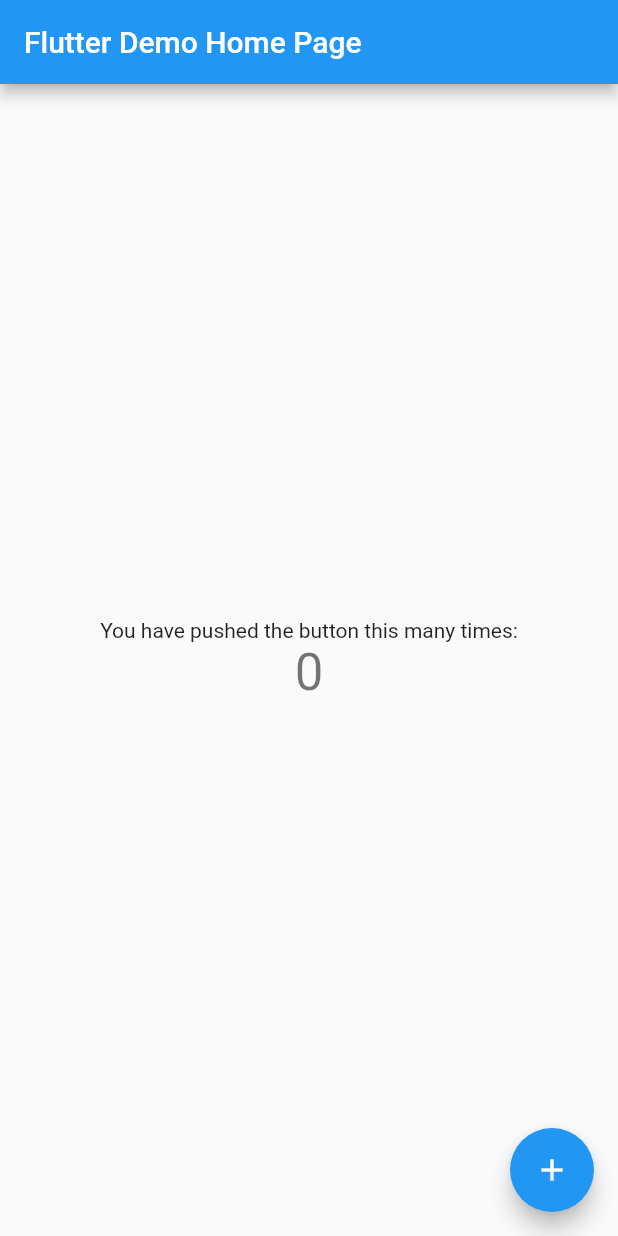
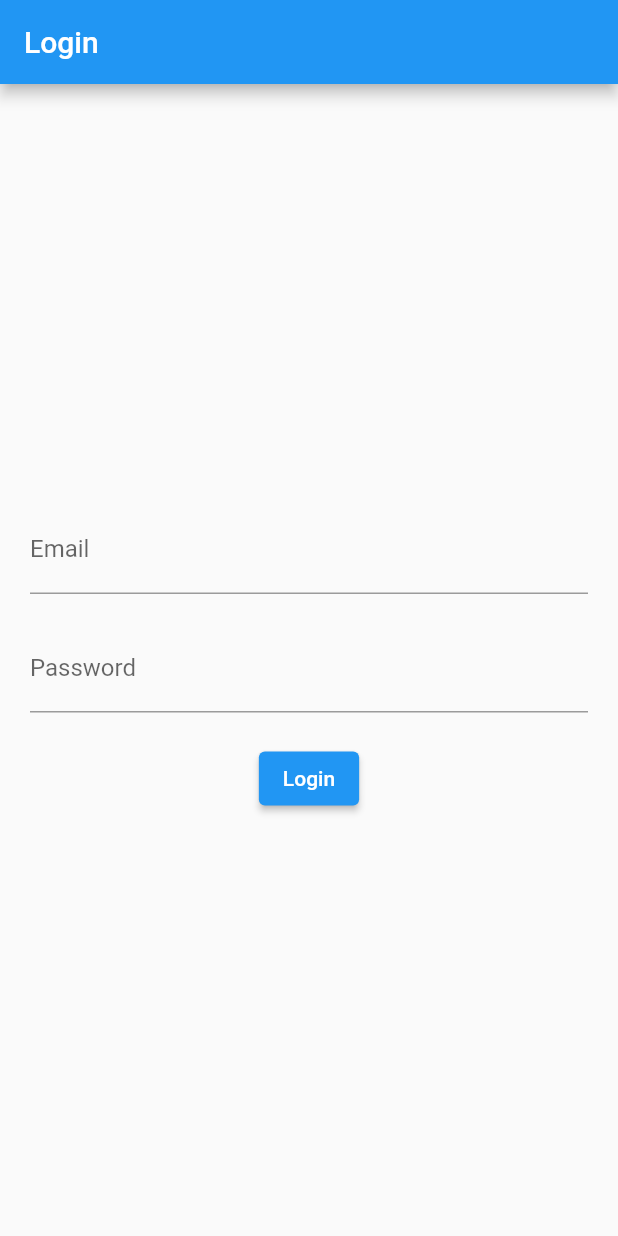
Before and after one commit to hknnci/todoCase, a Flutter app: the screen it shows after launch, on a phone screen of 412 x 824 dp. Run offline on Flutter 3.47's test engine with Material 2 defaults, Android fonts, the phone set to English and light mode, and no system bars; our stand-ins replace get.

Commit message:
started to login screen

```diff
--- /dev/null
+++ b/lib/controller/user_controller.dart
@@ -0,0 +1,35 @@
+import 'package:get/get.dart';
+import 'package:http/http.dart' as http;
+import 'dart:convert';
+
+class UserController extends GetxController {
+  var isLoading = false.obs;
+  var isLoggedIn = false.obs;
+
+  void login(String email, String password) async {
+    isLoading(true);
+    var response = await http.post(
+      Uri.parse('https://reqres.in/api/login'), // Fake API endpoint for login
+      body: {
+        'email': email,
+        'password': password,
+      },
+    );
+
+    isLoading(false);
+
+    if (response.statusCode == 200) {
+      var jsonResponse = json.decode(response.body);
+      if (jsonResponse.containsKey('token')) {
+        isLoggedIn(true);
+      }
+    } else {
+      isLoggedIn(false);
+      Get.snackbar(
+        'Error',
+        'Login failed. Please check your email and password.',
+        snackPosition: SnackPosition.BOTTOM,
+      );
+    }
+  }
+}
--- a/lib/main.dart
+++ b/lib/main.dart
@@ -1,4 +1,5 @@
 import 'package:flutter/material.dart';
+import 'package:todo_case/widgets/screens/login_screen.dart';
 
 void main() {
   runApp(const MyApp());
@@ -15,92 +16,7 @@ class MyApp extends StatelessWidget {
       theme: ThemeData(
         primarySwatch: Colors.blue,
       ),
-      home: const MyHomePage(title: 'Flutter Demo Home Page'),
+      home: LoginScreen(),
     );
   }
 }
-
-class MyHomePage extends StatefulWidget {
-  const MyHomePage({super.key, required this.title});
-
-  // This widget is the home page of your application. It is stateful, meaning
-  // that it has a State object (defined below) that contains fields that affect
-  // how it looks.
-
-  // This class is the configuration for the state. It holds the values (in this
-  // case the title) provided by the parent (in this case the App widget) and
-  // used by the build method of the State. Fields in a Widget subclass are
-  // always marked "final".
-
-  final String title;
-
-  @override
-  State<MyHomePage> createState() => _MyHomePageState();
-}
-
-class _MyHomePageState extends State<MyHomePage> {
-  int _counter = 0;
-
-  void _incrementCounter() {
-    setState(() {
-      // This call to setState tells the Flutter framework that something has
-      // changed in this State, which causes it to rerun the build method below
-      // so that the display can reflect the updated values. If we changed
-      // _counter without calling setState(), then the build method would not be
-      // called again, and so nothing would appear to happen.
-      _counter++;
-    });
-  }
-
-  @override
-  Widget build(BuildContext context) {
-    // This method is rerun every time setState is called, for instance as done
-    // by the _incrementCounter method above.
-    //
-    // The Flutter framework has been optimized to make rerunning build methods
-    // fast, so that you can just rebuild anything that needs updating rather
-    // than having to individually change instances of widgets.
-    return Scaffold(
-      appBar: AppBar(
-        // Here we take the value from the MyHomePage object that was created by
-        // the App.build method, and use it to set our appbar title.
-        title: Text(widget.title),
-      ),
-      body: Center(
-        // Center is a layout widget. It takes a single child and positions it
-        // in the middle of the parent.
-        child: Column(
-          // Column is also a layout widget. It takes a list of children and
-          // arranges them vertically. By default, it sizes itself to fit its
-          // children horizontally, and tries to be as tall as its parent.
-          //
-          // Invoke "debug painting" (press "p" in the console, choose the
-          // "Toggle Debug Paint" action from the Flutter Inspector in Android
-          // Studio, or the "Toggle Debug Paint" command in Visual Studio Code)
-          // to see the wireframe for each widget.
-          //
-          // Column has various properties to control how it sizes itself and
-          // how it positions its children. Here we use mainAxisAlignment to
-          // center the children vertically; the main axis here is the vertical
-          // axis because Columns are vertical (the cross axis would be
-          // horizontal).
-          mainAxisAlignment: MainAxisAlignment.center,
-          children: <Widget>[
-            const Text(
-              'You have pushed the button this many times:',
-            ),
-            Text(
-              '$_counter',
-              style: Theme.of(context).textTheme.headlineMedium,
-            ),
-          ],
-        ),
-      ),
-      floatingActionButton: FloatingActionButton(
-        onPressed: _incrementCounter,
-        tooltip: 'Increment',
-        child: const Icon(Icons.add),
-      ), // This trailing comma makes auto-formatting nicer for build methods.
-    );
-  }
-}
--- /dev/null
+++ b/lib/widgets/screens/login_screen.dart
@@ -0,0 +1,56 @@
+import 'package:flutter/material.dart';
+import 'package:get/get.dart';
+import 'package:todo_case/controller/user_controller.dart';
+
+class LoginScreen extends StatelessWidget {
+  final UserController userController = Get.put(UserController());
+  final TextEditingController emailController = TextEditingController();
+  final TextEditingController passwordController = TextEditingController();
+
+  @override
+  Widget build(BuildContext context) {
+    return Scaffold(
+      appBar: AppBar(title: const Text('Login')),
+      body: Center(
+        child: Obx(() {
+          if (userController.isLoading.value) {
+            return const CircularProgressIndicator();
+          } else {
+            return Padding(
+              padding: const EdgeInsets.all(20.0),
+              child: Column(
+                mainAxisAlignment: MainAxisAlignment.center,
+                children: [
+                  TextFormField(
+                    controller: emailController,
+                    keyboardType: TextInputType.emailAddress,
+                    decoration: const InputDecoration(
+                      labelText: 'Email',
+                    ),
+                  ),
+                  const SizedBox(height: 20.0),
+                  TextFormField(
+                    controller: passwordController,
+                    obscureText: true,
+                    decoration: const InputDecoration(
+                      labelText: 'Password',
+                    ),
+                  ),
+                  const SizedBox(height: 20.0),
+                  ElevatedButton(
+                    onPressed: () {
+                      String email = emailController.text;
+                      String password = passwordController.text;
+                      userController.login(email, password);
+                    },
+                    child: const Text('Login'),
+                  ),
+                ],
+              ),
+            );
+          }
+        }),
+      ),
+    );
+  }
+}
--- a/pubspec.yaml
+++ b/pubspec.yaml
@@ -31,6 +31,8 @@ environment:
 dependencies:
   flutter:
     sdk: flutter
+  http: ^0.13.3
+  get: ^4.3.8
 
 
   # The following adds the Cupertino Icons font to your application.
```
Also changed, not shown: pubspec.lock.
